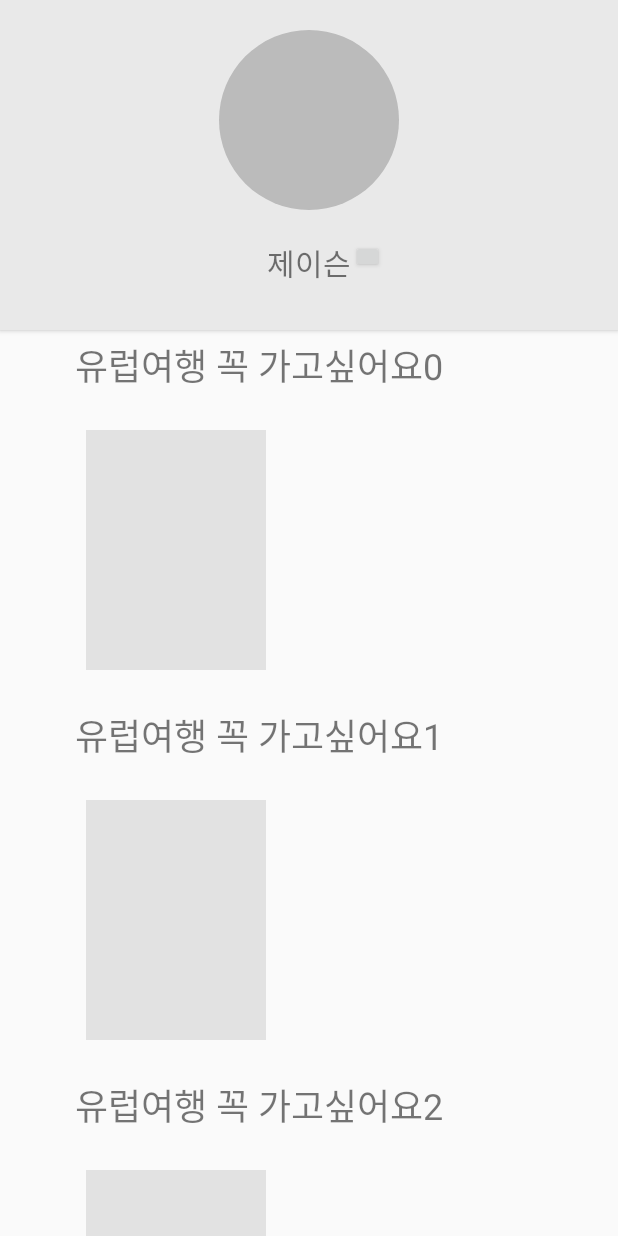
After one commit to kuk941025/Unithon-Bucket101, an Android app: the ResultActivity screen opened directly, with no data from a screen before it, on a phone screen of 412 x 824 dp. The commit adds this screen. Run offline under Robolectric (Android 15) with nearby library versions, the phone set to English and light mode, and no system bars; our stand-ins replace CircleImageView.

Commit message:
Voteresult recycler added

```diff
--- a/app/src/main/AndroidManifest.xml
+++ b/app/src/main/AndroidManifest.xml
@@ -2,12 +2,22 @@
 <manifest xmlns:android="http://schemas.android.com/apk/res/android"
     package="com.example.jkpark.bucketlist_unit">
 
+    <!-- naver app을 통한 인증을 위해 필요한 permission -->
+    <uses-permission android:name="android.permission.INTERNET" />
+
+    <!-- network 상태를 미리 체크하여 연결 안된 경우 다이얼로그를 보여주려면 아래 permission 추가 -->
+    <uses-permission android:name="android.permission.ACCESS_NETWORK_STATE" />
+
+    <!-- android test 돌릴 때 화면 lock 풀어야 로그인 touch 가능 -->
+    <uses-permission android:name="android.permission.DISABLE_KEYGUARD" />
+    <uses-permission android:name="android.permission.WAKE_LOCK" />
+
     <application
+        android:name=".global.GlobalVar"
         android:allowBackup="true"
         android:icon="@mipmap/ic_launcher"
         android:label="@string/app_name"
         android:roundIcon="@mipmap/ic_launcher_round"
-        android:name=".global.GlobalVar"
         android:supportsRtl="true"
         android:theme="@style/AppTheme">
         <activity android:name=".activity.TestActivity">
@@ -25,17 +35,8 @@
         <activity android:name=".activity.RecommendActivity" />
         <activity android:name=".activity.BucketDetailActivity" />
         <activity android:name=".activity.RankingActivity" />
-        <activity android:name=".activity.BucketProgressActivity"></activity>
+        <activity android:name=".activity.BucketProgressActivity" />
+        <activity android:name=".activity.ResultActivity"></activity>
     </application>
 
-    <!-- naver app을 통한 인증을 위해 필요한 permission -->
-    <uses-permission android:name="android.permission.INTERNET" />
-
-    <!-- network 상태를 미리 체크하여 연결 안된 경우 다이얼로그를 보여주려면 아래 permission 추가 -->
-    <uses-permission android:name="android.permission.ACCESS_NETWORK_STATE" />
-
-    <!-- android test 돌릴 때 화면 lock 풀어야 로그인 touch 가능 -->
-    <uses-permission android:name="android.permission.DISABLE_KEYGUARD" />
-    <uses-permission android:name="android.permission.WAKE_LOCK" />
-
 </manifest>
--- a/app/src/main/java/com/example/jkpark/bucketlist_unit/MainActivity.java
+++ b/app/src/main/java/com/example/jkpark/bucketlist_unit/MainActivity.java
@@ -36,6 +36,8 @@ public class MainActivity extends AppCompatActivity {
         ArrayAdapter<String> adpater = new ArrayAdapter<String>(this, android.R.layout.simple_list_item_1, arraySpinner);
         adpater.setDropDownViewResource(android.R.layout.simple_spinner_dropdown_item);
         spinnerSort.setAdapter(adpater);
+
+
         for (int i = 0; i < 100; i++)
             buckets.add(new Bucket(String.valueOf(i)));
         bucketListAdapter = new BucketListAdapter(buckets);
--- /dev/null
+++ b/app/src/main/java/com/example/jkpark/bucketlist_unit/activity/ResultActivity.java
@@ -0,0 +1,39 @@
+package com.example.jkpark.bucketlist_unit.activity;
+
+import android.support.v7.app.AppCompatActivity;
+import android.os.Bundle;
+import android.support.v7.widget.LinearLayoutManager;
+import android.support.v7.widget.RecyclerView;
+import android.widget.LinearLayout;
+
+import com.example.jkpark.bucketlist_unit.R;
+import com.example.jkpark.bucketlist_unit.adapter.BucketListAdapter;
+import com.example.jkpark.bucketlist_unit.adapter.VoteListAdapter;
+import com.example.jkpark.bucketlist_unit.model.VoteResult;
+
+import java.util.ArrayList;
+
+public class ResultActivity extends AppCompatActivity {
+    private RecyclerView mRecyclerView;
+    private RecyclerView.LayoutManager mLayoutManager;
+    private ArrayList<VoteResult> voteResults;
+    private VoteListAdapter voteListAdapter;
+    @Override
+    protected void onCreate(Bundle savedInstanceState) {
+        super.onCreate(savedInstanceState);
+        setContentView(R.layout.activity_result);
+
+        mRecyclerView = (RecyclerView)findViewById(R.id.result_recycler_view);
+        mRecyclerView.setHasFixedSize(true);
+
+        mLayoutManager = new LinearLayoutManager(this);
+        mRecyclerView.setLayoutManager(mLayoutManager);
+
+        voteResults = new ArrayList<>();
+        for (int i = 0; i < 100; i++){
+            voteResults.add(new VoteResult("유럽여행 꼭 가고싶어요" + i));
+        }
+        voteListAdapter = new VoteListAdapter(voteResults);
+        mRecyclerView.setAdapter(voteListAdapter);
+    }
+}
--- a/app/src/main/java/com/example/jkpark/bucketlist_unit/activity/TestActivity.java
+++ b/app/src/main/java/com/example/jkpark/bucketlist_unit/activity/TestActivity.java
@@ -31,6 +31,7 @@ public class TestActivity extends AppCompatActivity {
         listItems.add(PopupActivity.class);
         listItems.add(RankingActivity.class);
         listItems.add(RecommendActivity.class);
+        listItems.add(ResultActivity.class);
 
 
         ListView lv = (ListView)findViewById(R.id.test_listview);
--- /dev/null
+++ b/app/src/main/java/com/example/jkpark/bucketlist_unit/adapter/VoteListAdapter.java
@@ -0,0 +1,47 @@
+package com.example.jkpark.bucketlist_unit.adapter;
+
+import android.support.v7.view.menu.MenuView;
+import android.support.v7.widget.RecyclerView;
+import android.view.LayoutInflater;
+import android.view.View;
+import android.view.ViewGroup;
+import android.widget.ArrayAdapter;
+import android.widget.TextView;
+
+import com.example.jkpark.bucketlist_unit.R;
+import com.example.jkpark.bucketlist_unit.model.VoteResult;
+
+import java.util.ArrayList;
+
+public class VoteListAdapter extends RecyclerView.Adapter<VoteListAdapter.ViewHolder> {
+    ArrayList<VoteResult> voteResults;
+
+    public VoteListAdapter(ArrayList<VoteResult> voteResults) {
+        this.voteResults = voteResults;
+    }
+
+    public static class ViewHolder extends RecyclerView.ViewHolder{
+        public TextView title;
+        public int numPics;
+        public ViewHolder(View itemView) {
+            super(itemView);
+            title = (TextView) itemView.findViewById(R.id.template_result_title);
+
+        }
+    }
+    @Override
+    public VoteListAdapter.ViewHolder onCreateViewHolder(ViewGroup parent, int viewType) {
+        View itemVIew = LayoutInflater.from(parent.getContext()).inflate(R.layout.template_result, parent, false);
+        return new ViewHolder(itemVIew);
+    }
+
+    @Override
+    public void onBindViewHolder(VoteListAdapter.ViewHolder holder, int position) {
+        holder.title.setText(voteResults.get(position).getName());
+    }
+
+    @Override
+    public int getItemCount() {
+        return voteResults.size();
+    }
+}
--- /dev/null
+++ b/app/src/main/java/com/example/jkpark/bucketlist_unit/model/VoteResult.java
@@ -0,0 +1,26 @@
+package com.example.jkpark.bucketlist_unit.model;
+
+public class VoteResult {
+    String name;
+    int num_pics;
+
+    public VoteResult(String name) {
+        this.name = name;
+    }
+
+    public String getName() {
+        return name;
+    }
+
+    public int getNum_pics() {
+        return num_pics;
+    }
+
+    public void setName(String name) {
+        this.name = name;
+    }
+
+    public void setNum_pics(int num_pics) {
+        this.num_pics = num_pics;
+    }
+}
--- /dev/null
+++ b/app/src/main/res/layout/activity_result.xml
@@ -0,0 +1,48 @@
+<?xml version="1.0" encoding="utf-8"?>
+<LinearLayout xmlns:android="http://schemas.android.com/apk/res/android"
+    xmlns:app="http://schemas.android.com/apk/res-auto"
+    xmlns:tools="http://schemas.android.com/tools"
+    android:layout_width="match_parent"
+    android:layout_height="match_parent"
+    android:orientation="vertical"
+    tools:context=".activity.ResultActivity">
+    <RelativeLayout
+        android:layout_width="match_parent"
+        android:layout_height="220dp"
+        android:background="#e9e9e9"
+        android:elevation="2dp"
+        >
+        <de.hdodenhof.circleimageview.CircleImageView
+            android:id="@+id/result_profile_pic"
+            android:layout_width="120dp"
+            android:layout_height="120dp"
+            android:src="#bbbbbb"
+            android:layout_alignParentTop="true"
+            android:layout_marginTop="20dp"
+            android:layout_centerInParent="true"
+            />
+        <TextView
+            android:id="@+id/result_name"
+            android:layout_width="wrap_content"
+            android:layout_height="wrap_content"
+            android:layout_below="@id/result_profile_pic"
+            android:layout_marginTop="20dp"
+            android:layout_centerInParent="true"
+            android:textSize="20dp"
+            android:text="제이슨"/>
+        <Button
+            android:id="@+id/result_btn_option"
+            android:layout_width="22dp"
+            android:layout_height="22dp"
+            android:layout_toRightOf="@id/result_name"
+            android:layout_marginTop="20dp"
+            android:layout_below="@id/result_profile_pic"/>
+    </RelativeLayout>
+    <android.support.v7.widget.RecyclerView
+        android:id="@+id/result_recycler_view"
+        android:layout_width="match_parent"
+        android:layout_height="wrap_content">
+
+    </android.support.v7.widget.RecyclerView>
+
+</LinearLayout>
--- /dev/null
+++ b/app/src/main/res/layout/template_result.xml
@@ -0,0 +1,31 @@
+<?xml version="1.0" encoding="utf-8"?>
+<LinearLayout xmlns:android="http://schemas.android.com/apk/res/android"
+    android:layout_width="match_parent"
+    android:layout_height="wrap_content"
+    android:orientation="vertical">
+    <TextView
+        android:id="@+id/template_result_title"
+        android:layout_width="wrap_content"
+        android:layout_height="wrap_content"
+        android:textSize="24dp"
+        android:text="유럽여행 꼭 가고싶습니다."
+        android:layout_marginLeft="50dp"
+        android:layout_marginTop="5dp"
+        android:layout_marginBottom="5dp"
+        />
+    <LinearLayout
+        android:id="@+id/template_result_pic_layout"
+        android:layout_width="wrap_content"
+        android:scrollbars="horizontal"
+        android:layout_height="200dp"
+        android:orientation="horizontal"
+        android:layout_marginLeft="50dp">
+
+        <ImageView
+            android:layout_gravity="center"
+            android:layout_margin="7dp"
+            android:layout_width="120dp"
+            android:layout_height="160dp"
+            android:src="#e2e2e2"/>
+    </LinearLayout>
+</LinearLayout>
```
Also changed, not shown: app/build.gradle (line endings or trailing spaces), app/src/main/res/layout/home_slidemenu.xml (line endings or trailing spaces).
